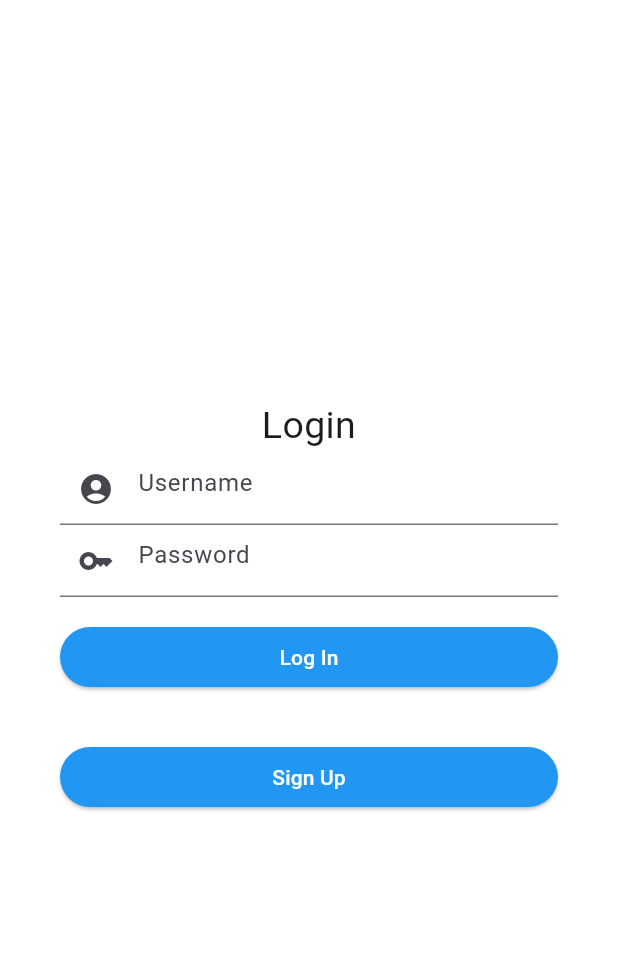
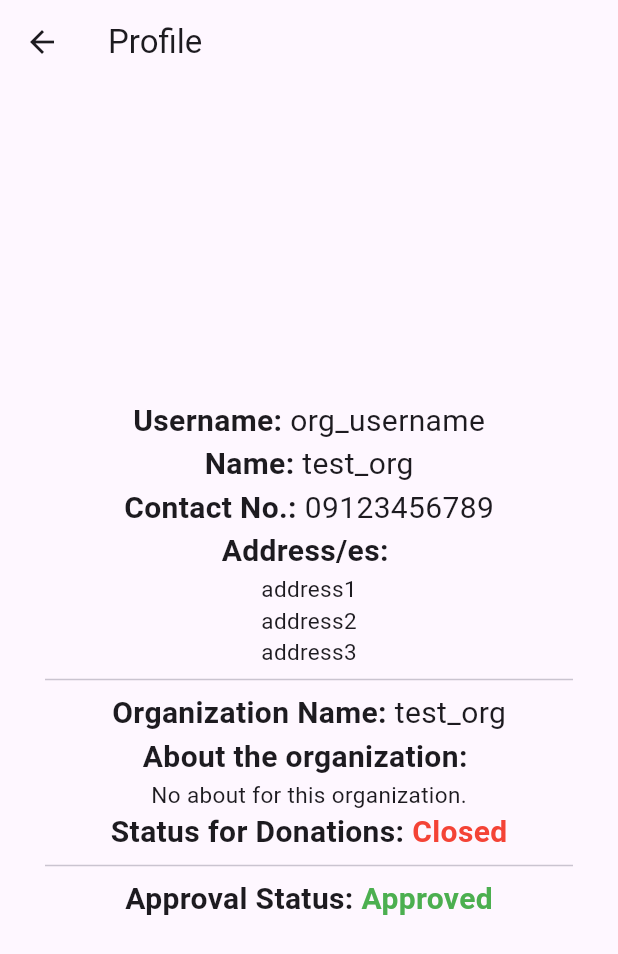
Before and after one commit to rseangueco/CMSC23-Gueco-Guerra-Rojano-Tusi-Project, a Flutter app: the screen it shows after launch, on a phone screen of 412 x 824 dp. Shown: the top 954 px of the screen. Run offline on Flutter 3.47's test engine with Material 3 defaults, Android fonts, the phone set to English and light mode, and no system bars; our stand-ins replace cloud_firestore, firebase_auth, firebase_core, image_picker; accounts and stored records are empty.

Commit message:
feat: profile page

```diff
--- a/lib/main.dart
+++ b/lib/main.dart
@@ -1,5 +1,6 @@
 import 'package:cmsc23_project/auth_route_guard.dart';
 import 'package:cmsc23_project/providers/organization_provider.dart';
+import 'package:cmsc23_project/screens/profile_page.dart';
 import 'package:cmsc23_project/screens/signup_page.dart';
 import 'package:flutter/material.dart';
 import 'package:provider/provider.dart';
@@ -36,7 +37,7 @@ class RootWidget extends StatelessWidget {
   Widget build(BuildContext context) {
     return MaterialApp(
       title: 'Elbi Donation System',
-      initialRoute: '/',
+      initialRoute: '/profile',
       theme: ThemeData(
         primarySwatch: Colors.blue,
       ),
@@ -44,7 +45,8 @@ class RootWidget extends StatelessWidget {
         '/': (context) => const LoginPage(),
         '/donors-page': (context) => const DonorHomePage(),
         '/donate-page': (context) => const DonatePage(),
-        '/signup': (context) => const SignupPage()
+        '/signup': (context) => const SignupPage(),
+        '/profile': (context) => const ProfilePage(),
         /*'/signup': (context) => const AuthRouteGuard(
             requiredRole: 'organization',
             child: SignupPage(),
--- a/lib/screens/donate_page.dart
+++ b/lib/screens/donate_page.dart
@@ -166,9 +166,9 @@ class _DonatePageState extends State<DonatePage> {
                 status: "pending");
             final result =
                 context.read<DonationProvider>().addDonation(donation);
-            if (result['success'] = true) {
-              context.read<DonationProvider>().addDonation(donation);
-            }
+            // if (result['success'] = true) {
+            //   context.read<DonationProvider>().addDonation(donation);
+            // }
           }
 
           // TODO: clear fields after? pero idk since mag navigator.pop naman ata after confirm
--- /dev/null
+++ b/lib/screens/profile_page.dart
@@ -0,0 +1,120 @@
+import 'package:cmsc23_project/models/organization_model.dart';
+import 'package:cmsc23_project/models/userdetails_model.dart';
+import 'package:flutter/material.dart';
+
+class ProfilePage extends StatefulWidget {
+  const ProfilePage({super.key});
+  @override
+  State<ProfilePage> createState() => _ProfilePageState();
+}
+
+class _ProfilePageState extends State<ProfilePage> {
+  // final user = UserDetails(
+  //   username: 'trguerra',
+  //   name: 'Tom Guerra',
+  //   contactNo: '09123456789',
+  //   address: ['addresss1', 'address2', 'address3'],
+  //   type: "Donor",
+  // );
+
+  final user = UserDetails(
+      username: 'org_username',
+      name: 'test_org',
+      contactNo: '09123456789',
+      address: ['address1', 'address2', 'address3'],
+      type: "Organization",
+      organizationId: "org_id");
+
+  final org = Organization(
+      userId: 'org_id',
+      name: 'test_org',
+      // about: "about..",
+      donationStatus: 'Closed',
+      approvalStatus: 'Approved');
+
+  @override
+  Widget build(BuildContext context) {
+    // user =
+    return Scaffold(
+      appBar: AppBar(
+        title: const Text("Profile"),
+      ),
+      body: Container(
+        margin: const EdgeInsets.all(30),
+        child: Column(
+          mainAxisAlignment: MainAxisAlignment.center,
+          children: [
+            Row(mainAxisAlignment: MainAxisAlignment.center, children: [
+              const Text(
+                "Username: ",
+                style: TextStyle(fontSize: 20, fontWeight: FontWeight.bold),
+              ),
+              Text(user.username, style: const TextStyle(fontSize: 20)),
+            ]),
+            Row(mainAxisAlignment: MainAxisAlignment.center, children: [
+              const Text(
+                "Name: ",
+                style: TextStyle(fontSize: 20, fontWeight: FontWeight.bold),
+              ),
+              Text(user.name, style: const TextStyle(fontSize: 20)),
+            ]),
+            Row(mainAxisAlignment: MainAxisAlignment.center, children: [
+              const Text(
+                "Contact No.: ",
+                style: TextStyle(fontSize: 20, fontWeight: FontWeight.bold),
+              ),
+              Text(user.contactNo, style: const TextStyle(fontSize: 20)),
+            ]),
+            const Text(
+              "Address/es: ",
+              style: TextStyle(fontSize: 20, fontWeight: FontWeight.bold),
+            ),
+            ...user.address
+                .map((e) => Text(e, style: const TextStyle(fontSize: 15))),
+            Builder(builder: (context) {
+              if (user.type == "Organization") {
+                return Column(children: [
+                  const Divider(),
+                  Row(mainAxisAlignment: MainAxisAlignment.center, children: [
+                    const Text(
+                      "Organization Name: ",
+                      style:
+                          TextStyle(fontSize: 20, fontWeight: FontWeight.bold),
+                    ),
+                    Text(org.name, style: const TextStyle(fontSize: 20)),
+                  ]),
+
+                    const Text(
+                      "About the organization: ",
+                      style:
+                          TextStyle(fontSize: 20, fontWeight: FontWeight.bold),
+                    ),
+                    Text(org.about ?? "No about for this organization.", style: const TextStyle(fontSize: 15)),
+
+                  Row(mainAxisAlignment: MainAxisAlignment.center, children: [
+                    const Text(
+                      "Status for Donations: ",
+                      style:
+                          TextStyle(fontSize: 20, fontWeight: FontWeight.bold),
+                    ),
+                    Text(org.donationStatus, style: TextStyle(fontSize: 20, fontWeight: FontWeight.bold, color: org.donationStatus == "Open" ? Colors.green : Colors.red)),
+                  ]),
+                  const Divider(),
+                  Row(mainAxisAlignment: MainAxisAlignment.center, children: [
+                    const Text(
+                      "Approval Status: ",
+                      style:
+                          TextStyle(fontSize: 20, fontWeight: FontWeight.bold),
+                    ),
+                    Text(org.approvalStatus, style: TextStyle(fontSize: 20, fontWeight: FontWeight.bold, color: org.approvalStatus == "Approved" ? Colors.green : Colors.red)),
+                  ])
+                ]);
+              }
+              return const SizedBox(width: 0, height: 0);
+            })
+          ],
+        ),
+      ),
+    );
+  }
+}
```
